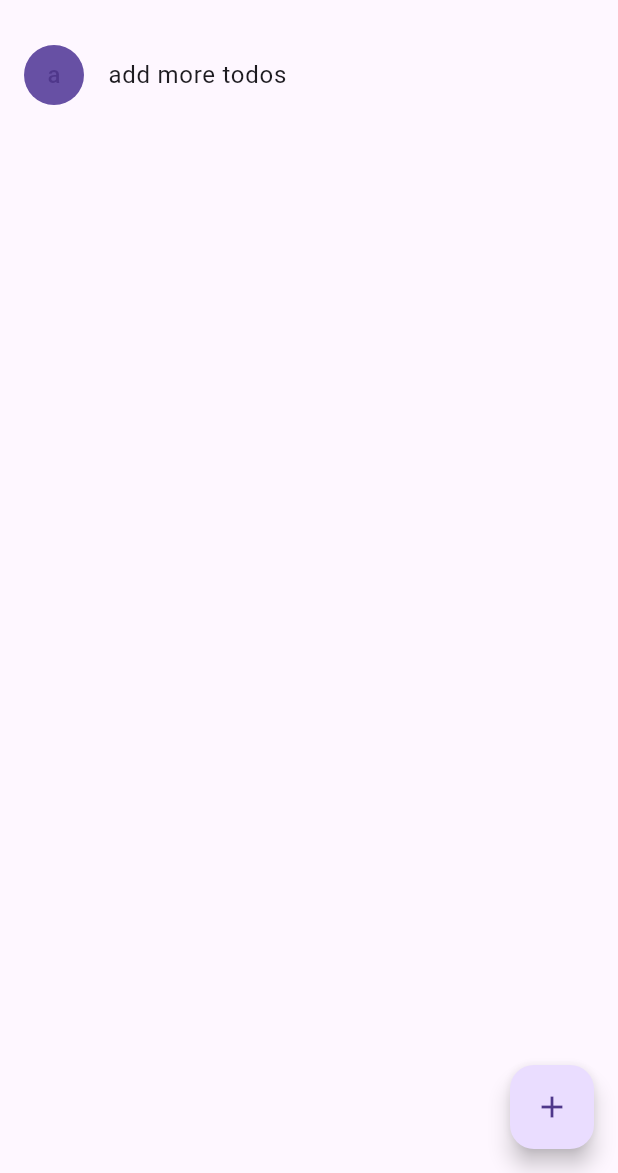
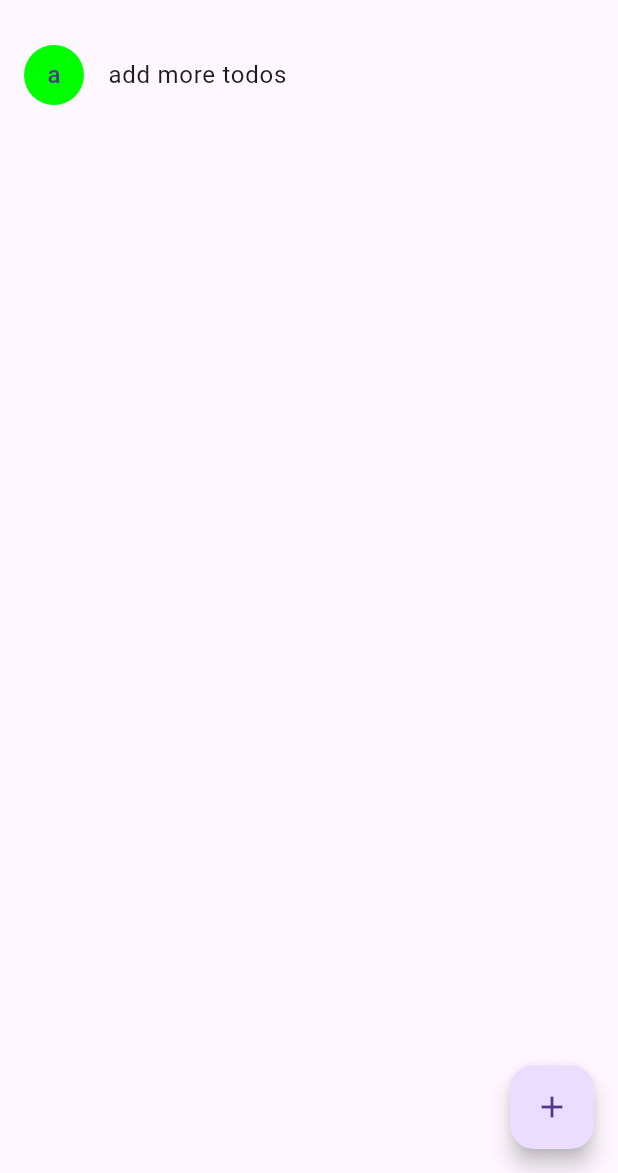
Before and after one commit to tuck3rb/emergency_checklists, a Flutter app: the screen it shows after launch, on a phone screen of 412 x 824 dp, the part 63-1236 px from its top. Run offline on Flutter 3.47's test engine with Material 3 defaults, Android fonts, the phone set to English and light mode, and no system bars.

Commit message:
Fixed color
Now the color actually appears onscreen.

```diff
--- a/to_dont_list/lib/widgets/to_do_items.dart
+++ b/to_dont_list/lib/widgets/to_do_items.dart
@@ -26,7 +26,7 @@ class ToDoListItem extends StatelessWidget {
 
     return completed //
         ? Colors.black54
-        : Theme.of(context).primaryColor;
+        : item.color;
   }
 
   TextStyle? _getTextStyle(BuildContext context) {
```
